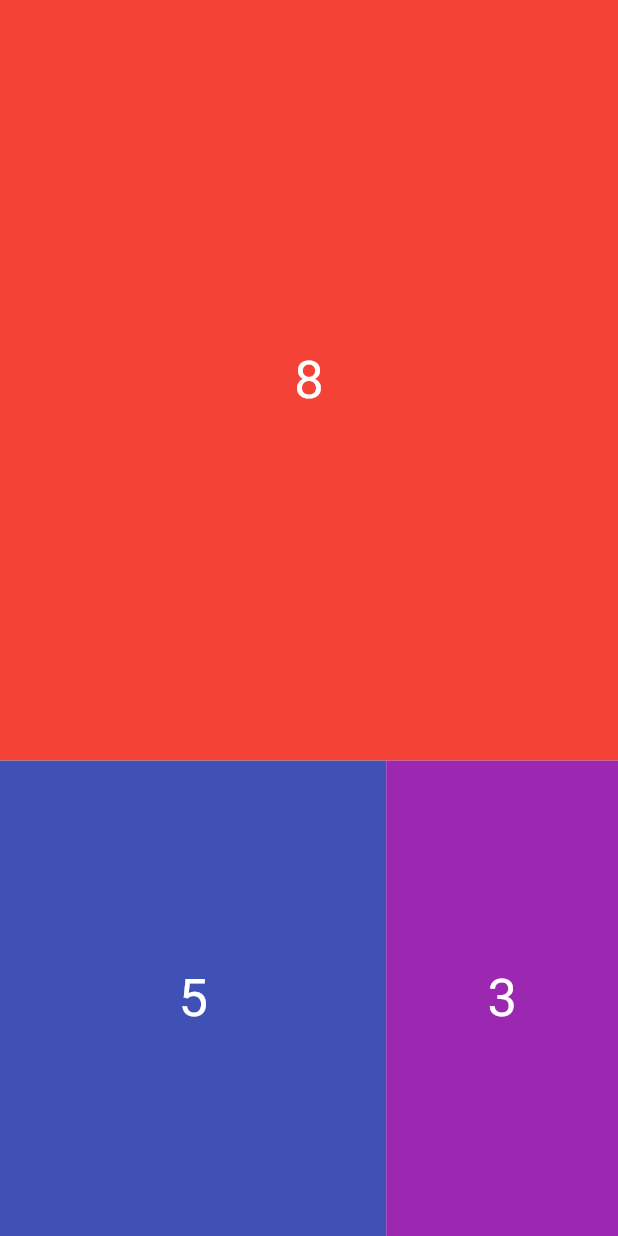
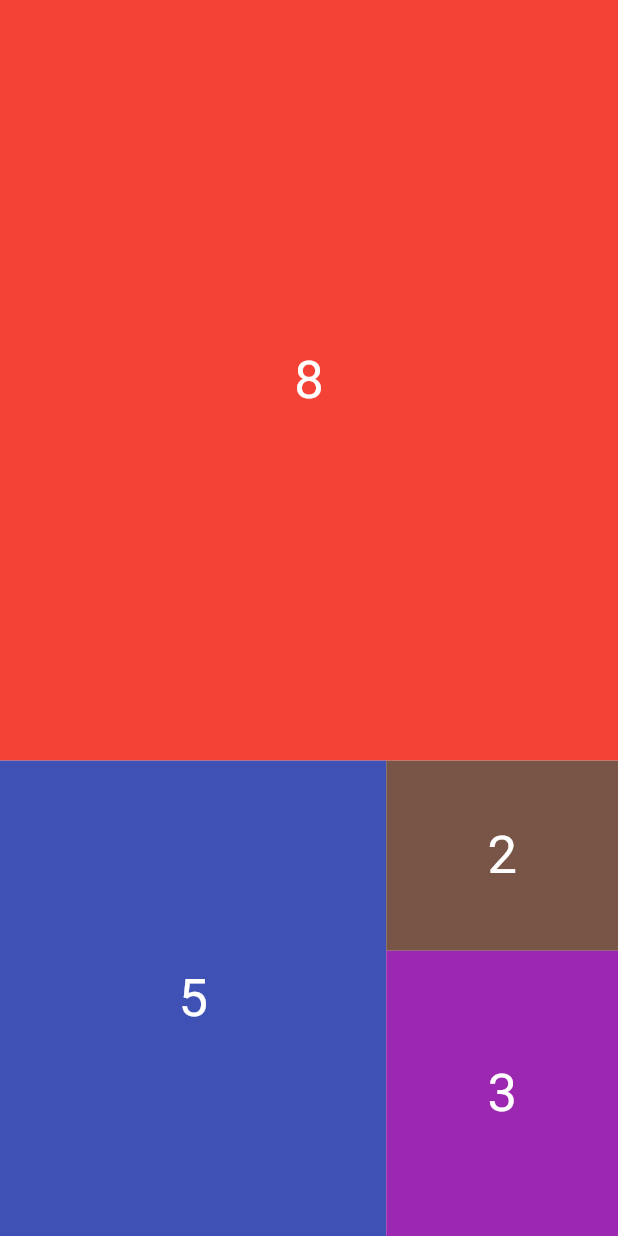
Before and after one commit to Taste-the-Thunder/flutter-expanded-custom-widget, a Flutter app: the screen it shows after launch, on a phone screen of 412 x 824 dp. Run offline on Flutter 3.47's test engine with Material 2 defaults, Android fonts, the phone set to English and light mode, and no system bars.

Commit message:
expanded 2,3

```diff
--- a/lib/main.dart
+++ b/lib/main.dart
@@ -23,10 +23,21 @@ class MyApp extends StatelessWidget {
                       color: Colors.indigo,
                       num: 5
                   ),
-                  _customContainer(
-                      color: Colors.purple,
-                      num: 3
-                  ),
+                  Expanded(
+                    flex: 3,
+                    child: Column(
+                      children: [
+                        _customContainer(
+                            color: Colors.brown,
+                            num: 2
+                        ),
+                        _customContainer(
+                            color: Colors.purple,
+                            num: 3
+                        ),
+                      ],
+                    ),
+                  )
                 ],
               ),
             ),
```
